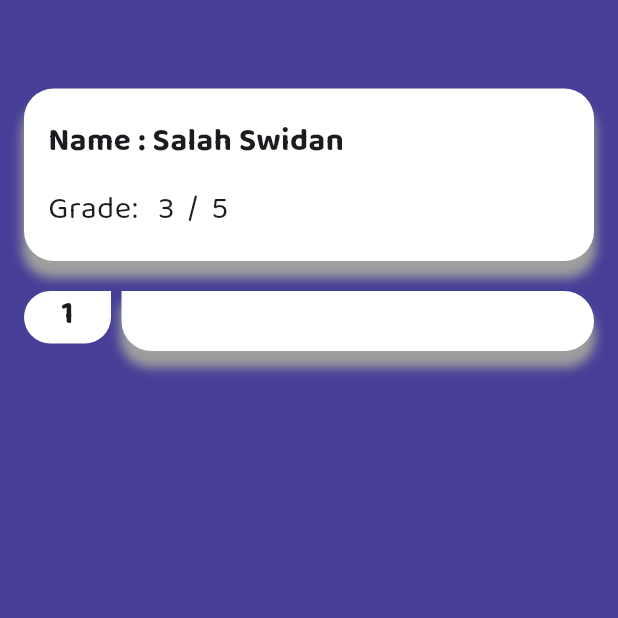
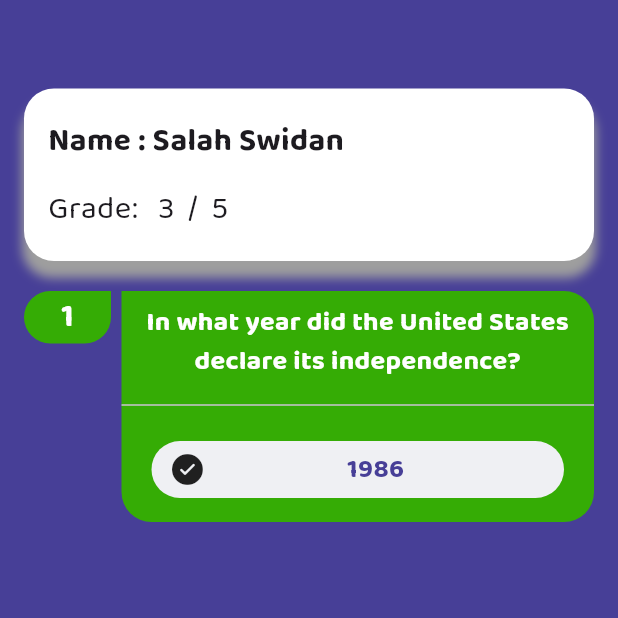
Before and after one commit to salahswidan/quiz_app, a Flutter app: the screen it shows after launch, on a phone screen of 412 x 824 dp, the top half of it. Run offline on Flutter 3.47's test engine with Material 3 defaults, Android fonts, the phone set to English and light mode, and no system bars; our stand-ins replace dots_indicator, flutter_svg, google_fonts, percent_indicator; missing offline and left inert: dart:ffi, multiple_stream_builder; project files that could hold a hidden picture were left out.

Commit message:
make custom stutas answer

```diff
--- a/lib/core/resources/color_manager.dart
+++ b/lib/core/resources/color_manager.dart
@@ -5,4 +5,5 @@ class ColorManager {
   static const Color kGreyColor = Color(0xff979797);
   static const Color kDarkPanfsagColor = Color(0xff3D003E);
   static const Color kLightWightColor = Color(0xffEFF0F3);
+  static const Color kGreenBoldColor = Color(0xff35AC05);
 }
--- a/lib/view/answers/widgets/custom_question_number_answer_screen.dart
+++ b/lib/view/answers/widgets/custom_question_number_answer_screen.dart
@@ -1,5 +1,7 @@
 import 'package:flutter/material.dart';
 import 'package:google_fonts/google_fonts.dart';
+
+import '../../../core/resources/color_manager.dart';
 
 class CustomQuestionNumber extends StatelessWidget {
   const CustomQuestionNumber({
@@ -19,17 +21,20 @@ class CustomQuestionNumber extends StatelessWidget {
           child: Align(
               alignment: Alignment.center,
               child: Column(
+                mainAxisAlignment: MainAxisAlignment.center,
                 crossAxisAlignment: CrossAxisAlignment.start,
                 children: [
                   Text(
                     "$order",
                     style: GoogleFonts.baloo2(
-                        fontWeight: FontWeight.bold, fontSize: 21),
+                        fontWeight: FontWeight.bold,
+                        fontSize: 21,
+                        color: Colors.white),
                   ),
                 ],
               )),
           decoration: BoxDecoration(
-            color: Colors.white,
+            color: ColorManager.kGreenBoldColor,
             borderRadius: BorderRadius.only(
                 topLeft: Radius.circular(20),
                 bottomLeft: Radius.circular(20),
--- a/lib/view/answers/widgets/custom_status_answer_question.dart
+++ b/lib/view/answers/widgets/custom_status_answer_question.dart
@@ -1,6 +1,7 @@
-
-
+import 'package:flutter/cupertino.dart';
 import 'package:flutter/material.dart';
+import 'package:google_fonts/google_fonts.dart';
+import 'package:quiz_app_new/core/resources/color_manager.dart';
 
 class CustomStatusAnswerQuestion extends StatelessWidget {
   const CustomStatusAnswerQuestion({
@@ -11,28 +12,59 @@ class CustomStatusAnswerQuestion extends StatelessWidget {
   Widget build(BuildContext context) {
     return Expanded(
       child: Container(
-        padding: EdgeInsets.symmetric(horizontal: 16, vertical: 20),
         margin: EdgeInsets.only(
           left: 7,
         ),
         child: Align(
-            alignment: Alignment.centerLeft,
+            alignment: Alignment.center,
             child: Column(
               crossAxisAlignment: CrossAxisAlignment.start,
               children: [
-
+                Padding(
+                  padding: EdgeInsets.symmetric(horizontal: 12, vertical: 8),
+                  child: Text(
+                    textAlign: TextAlign.center,
+                    "In what year did the United States declare its independence?",
+                    style: GoogleFonts.baloo2(
+                        fontWeight: FontWeight.w700,
+                        fontSize: 18,
+                        color: Colors.white),
+                  ),
+                ),
+                Divider(),
+                Container(
+                  margin: EdgeInsets.symmetric(
+                    vertical: 16,
+                    horizontal: 20,
+                  ),
+                  padding: EdgeInsets.symmetric(
+                    horizontal: 12,
+                    vertical: 6,
+                  ),
+                  child: Align(
+                      alignment: Alignment.center,
+                      child: Row(children: [
+                        Icon(CupertinoIcons.checkmark_alt_circle_fill),
+                        Expanded(
+                            child: Text(
+                                textAlign: TextAlign.center,
+                                "1986",
+                                style: GoogleFonts.baloo2(
+                                    fontWeight: FontWeight.w700,
+                                    fontSize: 18,
+                                    color: ColorManager.kPrimaryColor))),
+                      ])),
+                  decoration: BoxDecoration(
+                    color: ColorManager.kLightWightColor,
+                    borderRadius: BorderRadius.all(
+                      Radius.circular(20),
+                    ),
+                  ),
+                ),
               ],
             )),
         decoration: BoxDecoration(
-          boxShadow: [
-            BoxShadow(
-              color: Colors.grey,
-              spreadRadius: 1,
-              blurRadius: 5,
-              offset: const Offset(0, 10),
-            )
-          ],
-          color: Colors.white,
+          color: ColorManager.kGreenBoldColor,
           borderRadius: BorderRadius.only(
               topRight: Radius.circular(20),
               bottomRight: Radius.circular(20),
```
